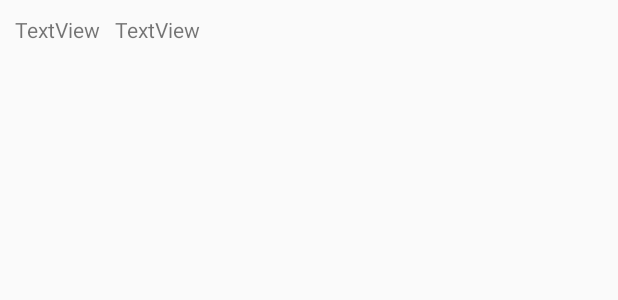
After one commit to Poitiers732/TimeOrganizer, an Android app: the layout list_item.xml on its own in the app's theme, with its tools: preview values and no code run, on a phone screen of 412 x 824 dp. The commit adds this screen. Shown: the top 300 px of the screen. Run offline under Robolectric (Android 15) with nearby library versions, the phone set to English and light mode, and no system bars.

Commit message:
displaying tasks from days selected in calendar works, adding tasks to DB works

```diff
--- /dev/null
+++ b/app/src/main/res/layout/list_item.xml
@@ -0,0 +1,74 @@
+<?xml version="1.0" encoding="utf-8"?>
+<RelativeLayout xmlns:android="http://schemas.android.com/apk/res/android"
+    xmlns:app="http://schemas.android.com/apk/res-auto"
+    android:orientation="vertical" android:layout_width="match_parent"
+    android:layout_height="match_parent"
+    android:id="@+id/listItem"
+    >
+
+
+    <TextView
+        android:id="@+id/taskTextView"
+        android:layout_width="wrap_content"
+        android:layout_height="wrap_content"
+        android:padding="10dp"
+        android:text="TextView"
+        />
+
+    <TextView
+        android:id="@+id/itemNumberTextView"
+        android:layout_width="wrap_content"
+        android:layout_height="wrap_content"
+        android:text="TextView"
+        android:layout_alignBaseline="@+id/taskTextView"
+        android:layout_alignBottom="@+id/taskTextView"
+        android:layout_toEndOf="@+id/taskTextView"
+        android:visibility="gone"
+        />
+
+    <TextView
+        android:id="@+id/dateTextView"
+        android:layout_width="wrap_content"
+        android:layout_height="wrap_content"
+        android:text="TextView"
+        android:layout_alignBaseline="@+id/taskTextView"
+        android:layout_alignBottom="@+id/taskTextView"
+        android:layout_toEndOf="@+id/taskTextView"
+        />
+
+    <Button
+        android:id="@+id/buttonEdit"
+        android:layout_width="wrap_content"
+        android:layout_height="wrap_content"
+        android:text="Edit"
+        android:layout_alignParentStart="true"
+        android:layout_below="@+id/taskTextView"
+        android:visibility="gone"
+        />
+
+
+    <Button
+        android:id="@+id/buttonRemove"
+        android:layout_width="wrap_content"
+        android:layout_height="wrap_content"
+        android:text="remove"
+        android:layout_below="@+id/taskTextView"
+        android:layout_toEndOf="@+id/buttonEdit"
+        android:visibility="gone"
+        />
+
+    <Button
+        android:id="@+id/buttonEditDate"
+        android:layout_width="wrap_content"
+        android:layout_height="wrap_content"
+        android:text="Date"
+        android:layout_below="@+id/taskTextView"
+        android:layout_toEndOf="@+id/buttonRemove"
+        android:visibility="gone"
+
+        />
+
+
+
+
+</RelativeLayout>
--- a/app/src/main/res/values/colors.xml
+++ b/app/src/main/res/values/colors.xml
@@ -2,5 +2,6 @@
 <resources>
     <color name="colorPrimary">#3F51B5</color>
     <color name="colorPrimaryDark">#303F9F</color>
-    <color name="colorAccent">#FF4081</color>
+    <color name="colorAccent">#303F9F</color>
+    <color name="colorBackground">#eaedf9</color>
 </resources>
```
Also changed, not shown: app/src/main/java/com/example/wojtek/timeorganizer/DBAdapter.java (+17 -6 lines), app/src/main/java/com/example/wojtek/timeorganizer/ToDo.java (+199 -55 lines), app/src/main/res/layout/row.xml (+9 -8 lines), app/src/main/res/layout/todo.xml (+71 -17 lines), app/src/main/java/com/example/wojtek/timeorganizer/Meals.java (line endings or trailing spaces).
